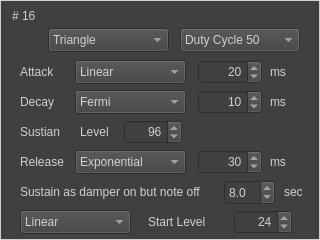
Old version of the form qt/PitchTimbreFrameForm.ui in the repository Gaiger/ChiptuneMIDI.
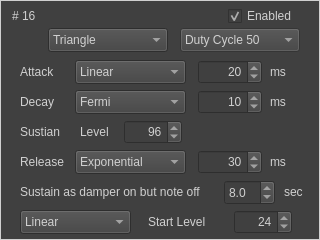
New version of the form.

Commit message: - Implement the feature to enable/disable the each channel's output.

```diff
--- a/qt/PitchTimbreFrameForm.ui
+++ b/qt/PitchTimbreFrameForm.ui
@@ -33,7 +33,7 @@
     <rect>
      <x>48</x>
      <y>28</y>
-     <width>121</width>
+     <width>120</width>
      <height>24</height>
     </rect>
    </property>
@@ -506,6 +506,22 @@
     <string># 16</string>
    </property>
   </widget>
+  <widget class="QCheckBox" name="OutputEnabledCheckBox">
+   <property name="geometry">
+    <rect>
+     <x>228</x>
+     <y>8</y>
+     <width>84</width>
+     <height>16</height>
+    </rect>
+   </property>
+   <property name="text">
+    <string>Enabled</string>
+   </property>
+   <property name="checked">
+    <bool>true</bool>
+   </property>
+  </widget>
  </widget>
  <resources/>
  <connections/>
```
The commit also changes 9 other files.
